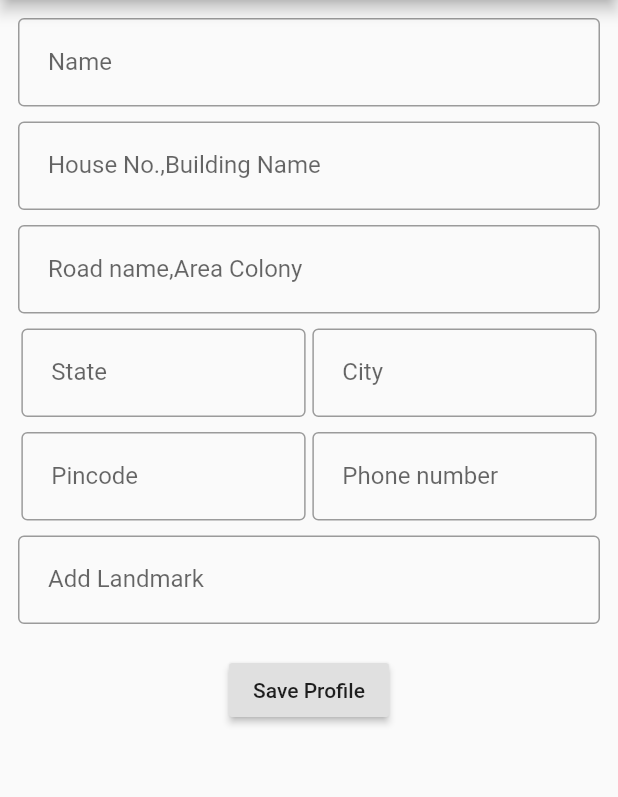
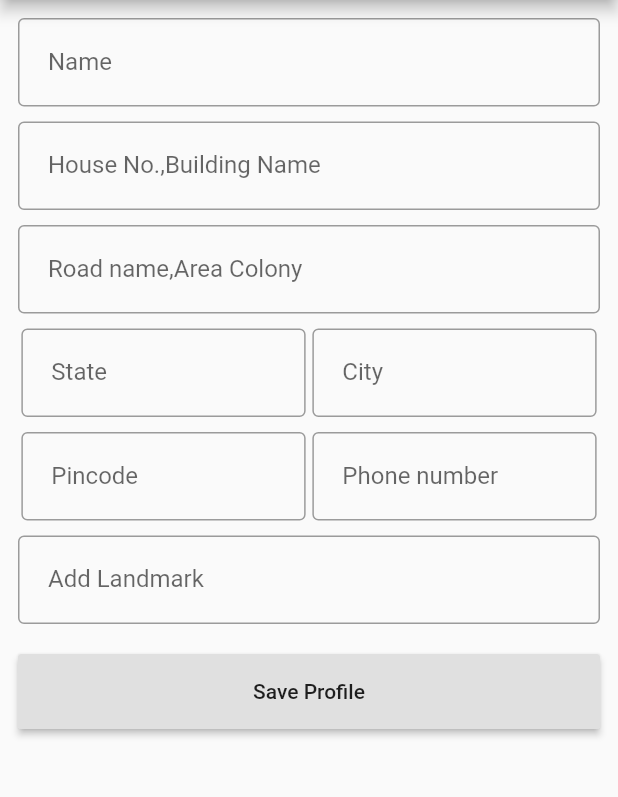
Before and after one commit to Karlsdevil9/E_Smart, a Flutter app: the EditProfile screen opened directly, on a phone screen of 412 x 824 dp, the part 84-881 px from its top. Run offline on Flutter 3.47's test engine with Material 2 defaults, Android fonts, the phone set to English and light mode, and no system bars.

```diff
--- a/lib/App_drawer.dart
+++ b/lib/App_drawer.dart
@@ -1,5 +1,5 @@
 import 'package:flutter/material.dart';
-import './EditProfile.dart';
+import './MyAccount.dart';
 
 class Appdrawer extends StatelessWidget {
   @override
@@ -18,7 +18,7 @@ class Appdrawer extends StatelessWidget {
             Navigator.push(
                 context,
                 new MaterialPageRoute(
-                    builder: (BuildContext ctx) => EditProfile()));
+                    builder: (BuildContext ctx) => MyAccount()));
           },
           title: Text("Edit Profile"),
         ),
--- a/lib/EditProfile.dart
+++ b/lib/EditProfile.dart
@@ -107,9 +107,15 @@ class EditProfile extends StatelessWidget {
               SizedBox(
                 height: 20,
               ),
-              RaisedButton(
-                onPressed: () {},
-                child: Text("Save Profile"),
+              Container(
+                height: 50,
+                width: MediaQuery.of(context).size.width,
+                child: Expanded(
+                  child: RaisedButton(
+                    onPressed: () {},
+                    child: Text("Save Profile"),
+                  ),
+                ),
               )
             ],
           ),
```
Also changed, not shown: lib/MyAccount.dart (added, +28 -0 lines).
